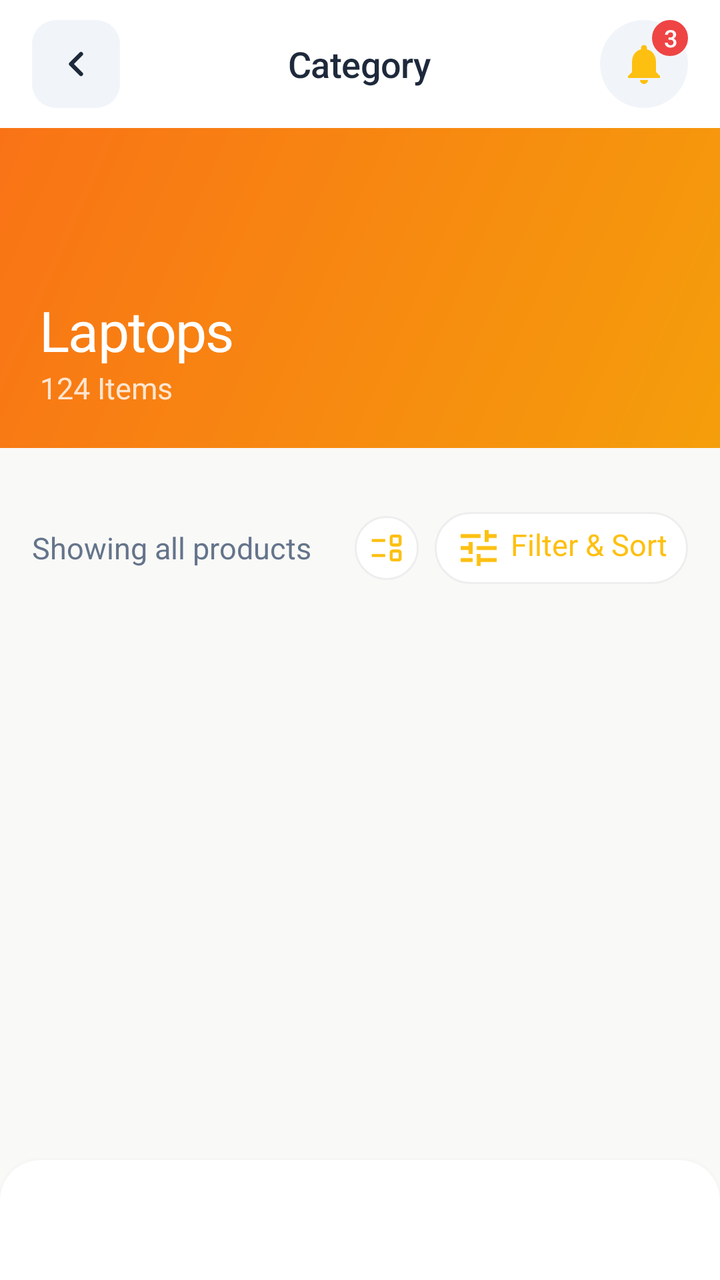
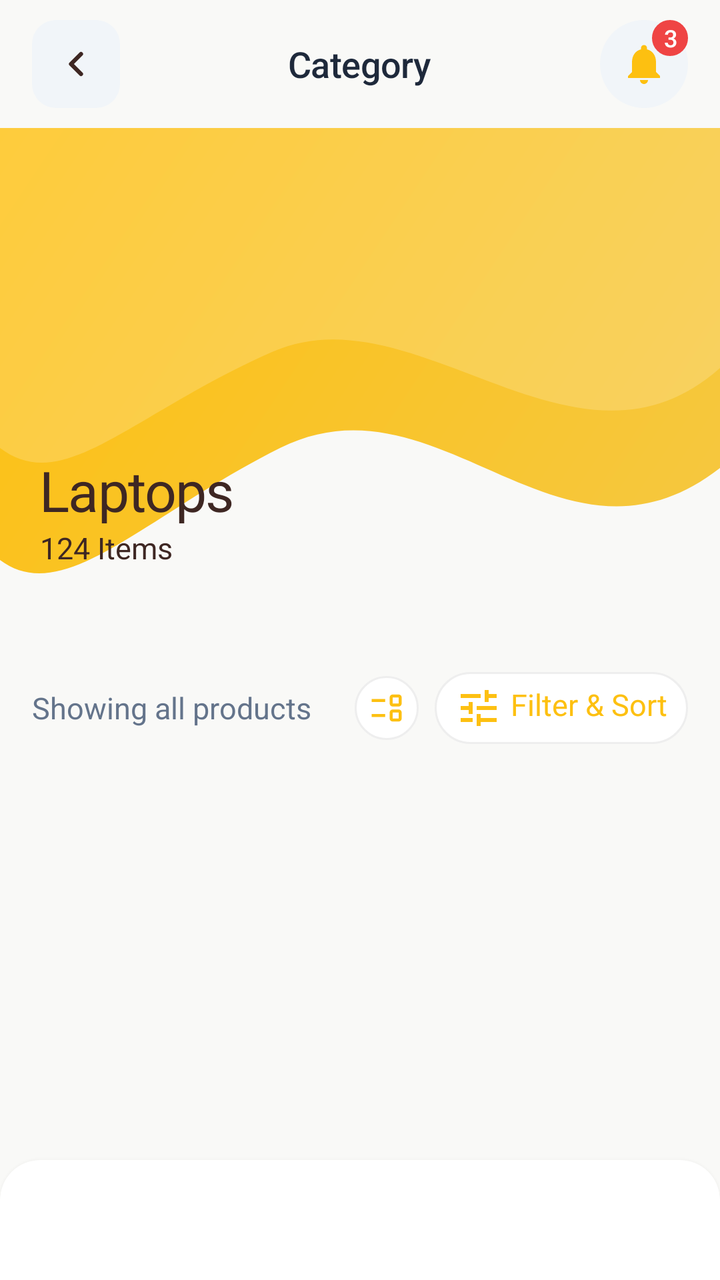

The first picture is an Android layout as it rendered before a commit; the second is the same layout after the commit. The layout source and the unified diff follow.
<!-- AndroidManifest.xml: application theme Theme.BeckieDealApp -->
<!-- res/layout/activity_category_detail.xml -->
﻿<?xml version="1.0" encoding="utf-8"?>
<androidx.constraintlayout.widget.ConstraintLayout xmlns:android="http://schemas.android.com/apk/res/android"
    xmlns:app="http://schemas.android.com/apk/res-auto"
    xmlns:tools="http://schemas.android.com/tools"
    android:layout_width="match_parent"
    android:layout_height="match_parent"
    android:background="@color/background"
    android:fitsSystemWindows="true"
    tools:context=".CategoryDetailActivity">

    
    <com.google.android.material.appbar.MaterialToolbar
        android:id="@+id/topAppBar"
        android:layout_width="match_parent"
        android:layout_height="@dimen/toolbar_height"
        android:background="@color/surface"
        app:contentInsetStart="0dp"
        app:elevation="0dp"
        app:layout_constraintTop_toTopOf="parent">

        <RelativeLayout
            android:layout_width="match_parent"
            android:layout_height="match_parent"
            android:paddingHorizontal="16dp">

            
            <ImageView
                android:id="@+id/backButton"
                android:layout_width="44dp"
                android:layout_height="44dp"
                android:layout_alignParentStart="true"
                android:layout_centerVertical="true"
                android:background="@drawable/form_field_background"
                android:padding="12dp"
                android:src="@drawable/ic_arrow_left"
                android:contentDescription="Back"
                app:tint="@color/text_primary" />

            
            <TextView
                android:id="@+id/categoryTitleText"
                android:layout_width="wrap_content"
                android:layout_height="wrap_content"
                android:layout_centerInParent="true"
                android:text="Category"
                android:textAppearance="@style/TextAppearance.App.SectionHeader" />

            
            <RelativeLayout
                android:id="@+id/notificationContainer"
                android:layout_width="44dp"
                android:layout_height="44dp"
                android:layout_alignParentEnd="true"
                android:layout_centerVertical="true"
                android:background="@drawable/icon_button_circle_bg">

                <ImageView
                    android:id="@+id/notificationIcon"
                    android:layout_width="24dp"
                    android:layout_height="24dp"
                    android:layout_centerInParent="true"
                    android:src="@drawable/ic_notifications"
                    app:tint="@color/primary" />

                <TextView
                    android:id="@+id/notificationBadge"
                    android:layout_width="18dp"
                    android:layout_height="18dp"
                    android:layout_alignParentEnd="true"
                    android:layout_alignParentTop="true"
                    android:background="@drawable/badge_pill"
                    android:backgroundTint="@color/red_error"
                    android:gravity="center"
                    android:text="3"
                    android:textAppearance="@style/TextAppearance.App.Label"
                    android:textAllCaps="false"
                    android:textColor="@color/white_fixed"
                    android:visibility="visible" />
            </RelativeLayout>

        </RelativeLayout>
    </com.google.android.material.appbar.MaterialToolbar>

    
    <androidx.core.widget.NestedScrollView
        android:layout_width="match_parent"
        android:layout_height="0dp"
        android:fillViewport="true"
        app:layout_constraintTop_toBottomOf="@id/topAppBar"
        app:layout_constraintBottom_toTopOf="@id/bottomNavGlassHost">

        <LinearLayout
            android:layout_width="match_parent"
            android:layout_height="wrap_content"
            android:orientation="vertical"
            android:paddingBottom="16dp">

            
            <FrameLayout
                android:id="@+id/categoryHeroCard"
                android:layout_width="match_parent"
                android:layout_height="@dimen/hero_banner_height_detail">

                <ImageView
                    android:id="@+id/categoryHeroImage"
                    android:layout_width="match_parent"
                    android:layout_height="match_parent"
                    android:scaleType="centerCrop"
                    android:src="@drawable/placeholder_image" />

                
                <View
                    android:layout_width="match_parent"
                    android:layout_height="match_parent"
                    android:background="@drawable/hero_gradient" />

                
                <LinearLayout
                    android:layout_width="match_parent"
                    android:layout_height="wrap_content"
                    android:layout_gravity="bottom"
                    android:orientation="vertical"
                    android:padding="20dp">

                    <TextView
                        android:id="@+id/heroTitle"
                        android:layout_width="wrap_content"
                        android:layout_height="wrap_content"
                        android:text="Laptops"
                        android:textAppearance="@style/TextAppearance.App.ScreenTitle"
                        android:textColor="@android:color/white" />

                    <TextView
                        android:id="@+id/heroSubtitle"
                        android:layout_width="wrap_content"
                        android:layout_height="wrap_content"
                        android:text="124 Items"
                        android:textAppearance="@style/TextAppearance.App.Body"
                        android:textColor="#CCFFFFFF" />
                </LinearLayout>
            </FrameLayout>

            
            <HorizontalScrollView
                android:layout_width="match_parent"
                android:layout_height="wrap_content"
                android:scrollbars="none"
                android:paddingTop="16dp"
                android:paddingBottom="4dp">

                <LinearLayout
                    android:id="@+id/brandFilterContainer"
                    android:layout_width="wrap_content"
                    android:layout_height="wrap_content"
                    android:orientation="horizontal"
                    android:paddingStart="16dp"
                    android:paddingEnd="16dp" />
            </HorizontalScrollView>

            
            <LinearLayout
                android:id="@+id/resultsRow"
                android:layout_width="match_parent"
                android:layout_height="wrap_content"
                android:orientation="horizontal"
                android:gravity="center_vertical"
                android:paddingHorizontal="16dp"
                android:paddingTop="12dp"
                android:paddingBottom="4dp">

                <TextView
                    android:id="@+id/resultsLabel"
                    android:layout_width="0dp"
                    android:layout_height="wrap_content"
                    android:layout_weight="1"
                    android:text="Showing all products"
                    android:textAppearance="@style/TextAppearance.App.Body"
                    android:textColor="@color/text_secondary" />

                
                <RelativeLayout
                    android:id="@+id/viewModeButton"
                    android:layout_width="32dp"
                    android:layout_height="32dp"
                    android:layout_marginEnd="8dp"
                    android:background="@drawable/chip_unselected"
                    android:clickable="true"
                    android:focusable="true">

                    <ImageView
                        android:id="@+id/viewModeIcon"
                        android:layout_width="18dp"
                        android:layout_height="18dp"
                        android:layout_centerInParent="true"
                        android:src="@drawable/event_list_24"
                        app:tint="@color/primary" />

                </RelativeLayout>

                <TextView
                    android:id="@+id/sortButton"
                    android:layout_width="wrap_content"
                    android:layout_height="wrap_content"
                    android:clickable="true"
                    android:focusable="true"
                    android:drawableStart="@drawable/ic_filter"
                    android:drawablePadding="4dp"
                    android:text="Filter &amp; Sort"
                    android:textAppearance="@style/TextAppearance.App.CardPrice"
                    android:textColor="@color/primary"
                    android:paddingHorizontal="10dp"
                    android:paddingVertical="6dp"
                    android:background="@drawable/chip_unselected" />
            </LinearLayout>

            
            <GridLayout
                android:id="@+id/detailProductsGrid"
                android:layout_width="match_parent"
                android:layout_height="wrap_content"
                android:layout_marginTop="4dp"
                android:background="@color/border_color"
                android:columnCount="2" />

        </LinearLayout>
    </androidx.core.widget.NestedScrollView>

    
    <include layout="@layout/layout_bottom_nav" />

</androidx.constraintlayout.widget.ConstraintLayout>
<!-- res/layout/layout_bottom_nav.xml (included above) -->
<?xml version="1.0" encoding="utf-8"?>
<FrameLayout
    xmlns:android="http://schemas.android.com/apk/res/android"
    xmlns:app="http://schemas.android.com/apk/res-auto"
    android:id="@+id/bottomNavGlassHost"
    android:layout_width="0dp"
    android:layout_height="wrap_content"
    android:layout_marginStart="@dimen/bottom_nav_side_margin"
    android:layout_marginEnd="@dimen/bottom_nav_side_margin"
    android:layout_marginBottom="@dimen/bottom_nav_bottom_margin"
    android:background="@drawable/bottom_nav_glass_bg"
    android:clipToOutline="true"
    android:elevation="4dp"
    app:layout_constraintBottom_toBottomOf="parent"
    app:layout_constraintStart_toStartOf="parent"
    app:layout_constraintEnd_toEndOf="parent">

    <LinearLayout
        android:id="@+id/customBottomNav"
        android:layout_width="match_parent"
        android:layout_height="60dp"
        android:orientation="horizontal"
        android:gravity="center"
        android:paddingStart="12dp"
        android:paddingEnd="12dp"
        android:weightSum="5.5">

        
        <LinearLayout
            android:id="@+id/navItemHome"
            android:layout_width="0dp"
            android:layout_height="match_parent"
            android:layout_weight="1"
            android:gravity="center"
            android:orientation="horizontal"
            android:clickable="true"
            android:focusable="true"
            android:background="?attr/selectableItemBackgroundBorderless">

            <LinearLayout
                android:id="@+id/navPillHome"
                android:layout_width="wrap_content"
                android:layout_height="34dp"
                android:orientation="horizontal"
                android:gravity="center"
                android:paddingStart="8dp"
                android:paddingEnd="8dp"
                android:background="@drawable/nav_pill_background">

                <ImageView
                    android:id="@+id/navIconHome"
                    android:layout_width="20dp"
                    android:layout_height="20dp"
                    android:src="@drawable/bottom_nav_home_icon"
                    android:scaleType="fitCenter" />

                <TextView
                    android:id="@+id/navLabelHome"
                    android:layout_width="wrap_content"
                    android:layout_height="wrap_content"
                    android:layout_marginStart="5dp"
                    android:text="Home"
                    android:textSize="11sp"
                    android:textStyle="bold"
                    android:visibility="gone"
                    android:alpha="0"
                    android:includeFontPadding="false" />
            </LinearLayout>
        </LinearLayout>

        
        <LinearLayout
            android:id="@+id/navItemCategories"
            android:layout_width="0dp"
            android:layout_height="match_parent"
            android:layout_weight="1"
            android:gravity="center"
            android:orientation="horizontal"
            android:clickable="true"
            android:focusable="true"
            android:background="?attr/selectableItemBackgroundBorderless">

            <LinearLayout
                android:id="@+id/navPillCategories"
                android:layout_width="wrap_content"
                android:layout_height="34dp"
                android:orientation="horizontal"
                android:gravity="center"
                android:paddingStart="8dp"
                android:paddingEnd="8dp"
                android:background="@drawable/nav_pill_background">

                <ImageView
                    android:id="@+id/navIconCategories"
                    android:layout_width="20dp"
                    android:layout_height="20dp"
                    android:src="@drawable/bottom_nav_categories_icon"
                    android:scaleType="fitCenter" />

                <TextView
                    android:id="@+id/navLabelCategories"
                    android:layout_width="wrap_content"
                    android:layout_height="wrap_content"
                    android:layout_marginStart="5dp"
                    android:text="Categories"
                    android:textSize="11sp"
                    android:textStyle="bold"
                    android:visibility="gone"
                    android:alpha="0"
                    android:includeFontPadding="false"
                    android:maxLines="1" />
            </LinearLayout>
        </LinearLayout>

        
        <LinearLayout
            android:id="@+id/navItemWishlist"
            android:layout_width="0dp"
            android:layout_height="match_parent"
            android:layout_weight="1"
            android:gravity="center"
            android:orientation="horizontal"
            android:clickable="true"
            android:focusable="true"
            android:background="?attr/selectableItemBackgroundBorderless">

            <LinearLayout
                android:id="@+id/navPillWishlist"
                android:layout_width="wrap_content"
                android:layout_height="34dp"
                android:orientation="horizontal"
                android:gravity="center"
                android:paddingStart="8dp"
                android:paddingEnd="8dp"
                android:background="@drawable/nav_pill_background">

                <ImageView
                    android:id="@+id/navIconWishlist"
                    android:layout_width="20dp"
                    android:layout_height="20dp"
                    android:src="@drawable/bottom_nav_favorites_icon"
                    android:scaleType="fitCenter" />

                <TextView
                    android:id="@+id/navLabelWishlist"
                    android:layout_width="wrap_content"
                    android:layout_height="wrap_content"
                    android:layout_marginStart="5dp"
                    android:text="Wishlist"
                    android:textSize="11sp"
                    android:textStyle="bold"
                    android:visibility="gone"
                    android:alpha="0"
                    android:includeFontPadding="false"
                    android:maxLines="1" />
            </LinearLayout>
        </LinearLayout>

        
        <LinearLayout
            android:id="@+id/navItemCart"
            android:layout_width="0dp"
            android:layout_height="match_parent"
            android:layout_weight="1"
            android:gravity="center"
            android:orientation="horizontal"
            android:clickable="true"
            android:focusable="true"
            android:background="?attr/selectableItemBackgroundBorderless">

            <LinearLayout
                android:id="@+id/navPillCart"
                android:layout_width="wrap_content"
                android:layout_height="34dp"
                android:orientation="horizontal"
                android:gravity="center"
                android:paddingStart="8dp"
                android:paddingEnd="8dp"
                android:background="@drawable/nav_pill_background">

                <ImageView
                    android:id="@+id/navIconCart"
                    android:layout_width="20dp"
                    android:layout_height="20dp"
                    android:src="@drawable/bottom_nav_cart_icon"
                    android:scaleType="fitCenter" />

                
                <FrameLayout
                    android:layout_width="wrap_content"
                    android:layout_height="wrap_content"
                    android:layout_marginStart="-6dp"
                    android:layout_marginTop="-4dp">
                    
                    <TextView
                        android:id="@+id/cartBadge"
                        android:layout_width="16dp"
                        android:layout_height="16dp"
                        android:background="@drawable/badge_pill"
                        android:backgroundTint="@color/primary"
                        android:textSize="9sp"
                        android:textStyle="bold"
                        android:textColor="@color/white_fixed"
                        android:visibility="gone"
                        android:includeFontPadding="false"
                        android:gravity="center" />
                </FrameLayout>

                <TextView
                    android:id="@+id/navLabelCart"
                    android:layout_width="wrap_content"
                    android:layout_height="wrap_content"
                    android:layout_marginStart="5dp"
                    android:text="Cart"
                    android:textSize="11sp"
                    android:textStyle="bold"
                    android:visibility="gone"
                    android:alpha="0"
                    android:includeFontPadding="false" />
            </LinearLayout>
        </LinearLayout>

        
        <LinearLayout
            android:id="@+id/navItemAccount"
            android:layout_width="0dp"
            android:layout_height="match_parent"
            android:layout_weight="1"
            android:gravity="center"
            android:orientation="horizontal"
            android:clickable="true"
            android:focusable="true"
            android:background="?attr/selectableItemBackgroundBorderless">

            <LinearLayout
                android:id="@+id/navPillAccount"
                android:layout_width="wrap_content"
                android:layout_height="34dp"
                android:orientation="horizontal"
                android:gravity="center"
                android:paddingStart="8dp"
                android:paddingEnd="8dp"
                android:background="@drawable/nav_pill_background">

                <ImageView
                    android:id="@+id/navIconAccount"
                    android:layout_width="20dp"
                    android:layout_height="20dp"
                    android:src="@drawable/bottom_nav_account_icon"
                    android:scaleType="fitCenter" />

                <TextView
                    android:id="@+id/navLabelAccount"
                    android:layout_width="wrap_content"
                    android:layout_height="wrap_content"
                    android:layout_marginStart="5dp"
                    android:text="Account"
                    android:textSize="11sp"
                    android:textStyle="bold"
                    android:visibility="gone"
                    android:alpha="0"
                    android:includeFontPadding="false" />
            </LinearLayout>
        </LinearLayout>

    </LinearLayout>

</FrameLayout>
<!-- resources referenced by this layout -->
<resources>
  <color name="background">#F9F9F7</color>
  <color name="border_color">#E2E8F0</color>
  <color name="primary">#FDC011</color>
  <color name="red_error">#EF4444</color>
  <color name="surface">#FFFFFF</color>
  <color name="text_primary">#1E293B</color>
  <color name="text_secondary">#64748B</color>
  <color name="white_fixed">#FFFFFF</color>
  <dimen name="bottom_nav_bottom_margin">0dp</dimen>
  <dimen name="bottom_nav_side_margin">0dp</dimen>
  <dimen name="hero_banner_height_detail">160dp</dimen>
  <dimen name="toolbar_height">64dp</dimen>
  <!-- drawable form_field_background (drawable) -->
  <?xml version="1.0" encoding="utf-8"?>
  <shape xmlns:android="http://schemas.android.com/apk/res/android">
      <solid android:color="@color/input_background" />
      <corners android:radius="12dp" />
  </shape>
  <!-- drawable hero_gradient (drawable) -->
  <?xml version="1.0" encoding="utf-8"?>
  <shape xmlns:android="http://schemas.android.com/apk/res/android">
      <gradient
          android:angle="135"
          android:startColor="#F59E0B"
          android:endColor="#F97316"
          android:type="linear" />
  </shape>
  <!-- drawable icon_button_circle_bg (drawable) -->
  <?xml version="1.0" encoding="utf-8"?>
  <shape xmlns:android="http://schemas.android.com/apk/res/android"
      android:shape="oval">
      <solid android:color="@color/input_background" />
  </shape>
  <!-- drawable placeholder_image (drawable) -->
  <?xml version="1.0" encoding="utf-8"?>
  <vector xmlns:android="http://schemas.android.com/apk/res/android"
      android:width="200dp"
      android:height="200dp"
      android:viewportWidth="200"
      android:viewportHeight="200">
  
      
      <path
          android:fillColor="#E0E0E0"
          android:pathData="M0,0h200v200h-200z" />
  
      
      <path
          android:fillColor="#9E9E9E"
          android:pathData="M100,60c11.05,0 20,8.95 20,20s-8.95,20 -20,20 -20,-8.95 -20,-20 8.95,-20 20,-20zM100,120c18.28,0 30,8.28 30,15v20H70v-20c0,-6.72 11.72,-15 30,-15z" />
  </vector>
  <style name="Theme.BeckieDealApp" parent="Base.Theme.BeckieDealApp">
          <item name="buttonStyle">@style/Widget.App.Button</item>
          <item name="materialButtonStyle">@style/Widget.App.Button</item>
      </style>
  <color name="nav_surface">#FFFFFF</color>
  <dimen name="chip_stroke_width">1dp</dimen>
  <dimen name="chip_pill_radius">20dp</dimen>
  <color name="input_background">#F1F5F9</color>
  <style name="Widget.App.Button" parent="Widget.Material3.Button">
          <item name="shapeAppearance">@style/ShapeAppearance.App.Button.Pill</item>
          <item name="android:textAppearance">@style/TextAppearance.App.Button</item>
      </style>
  <color name="on_primary">#FFFFFF</color>
  <color name="primary_container">#FDC011</color>
  <color name="on_primary_container">#582200</color>
  <color name="on_surface">#251913</color>
  <style name="TextAppearance.App.PriceHero" parent="TextAppearance.Material3.TitleLarge">
          <item name="android:fontFamily">@font/amulya_bold</item>
          <item name="android:textSize">22sp</item>
          <item name="android:letterSpacing">-0.01</item>
          <item name="android:textColor">@color/text_primary</item>
      </style>
  <style name="TextAppearance.App.Button" parent="TextAppearance.Material3.LabelLarge">
          <item name="android:fontFamily">@font/synonym_semibold</item>
          <item name="android:textSize">15sp</item>
          <item name="android:letterSpacing">0.01</item>
          <item name="android:textAllCaps">false</item>
      </style>
  <style name="ShapeAppearance.App.Button.Pill" parent="">
          <item name="cornerFamily">rounded</item>
          <item name="cornerSize">50%</item>
      </style>
  <color name="nav_indicator_fill">#FFF1EB</color>
  <style name="ShapeAppearance.App.BottomNav.ActiveIndicator" parent="">
          <item name="cornerFamily">rounded</item>
          <item name="cornerSize">50%</item>
      </style>
  <!-- unchanged entries left out for length: 45 -->
</resources>

<!-- the commit's change to res/layout/activity_category_detail.xml (unified diff, before → after) -->
@@ -13,7 +13,7 @@
         android:id="@+id/topAppBar"
         android:layout_width="match_parent"
         android:layout_height="@dimen/toolbar_height"
-        android:background="@color/surface"
+        android:background="@android:color/transparent"
         app:contentInsetStart="0dp"
         app:elevation="0dp"
         app:layout_constraintTop_toTopOf="parent">
@@ -34,7 +34,7 @@
                 android:padding="12dp"
                 android:src="@drawable/ic_arrow_left"
                 android:contentDescription="Back"
-                app:tint="@color/text_primary" />
+                app:tint="@color/dark_brown" />
 
             
             <TextView
@@ -86,7 +86,7 @@
         android:layout_width="match_parent"
         android:layout_height="0dp"
         android:fillViewport="true"
-        app:layout_constraintTop_toBottomOf="@id/topAppBar"
+        app:layout_constraintTop_toTopOf="parent"
         app:layout_constraintBottom_toTopOf="@id/bottomNavGlassHost">
 
         <LinearLayout
@@ -96,23 +96,24 @@
             android:paddingBottom="16dp">
 
             
+            <Space
+                android:layout_width="match_parent"
+                android:layout_height="@dimen/toolbar_height" />
+
+            
             <FrameLayout
                 android:id="@+id/categoryHeroCard"
                 android:layout_width="match_parent"
-                android:layout_height="@dimen/hero_banner_height_detail">
-
-                <ImageView
-                    android:id="@+id/categoryHeroImage"
+                android:layout_height="wrap_content">
+
+                
+                <ImageView
                     android:layout_width="match_parent"
-                    android:layout_height="match_parent"
-                    android:scaleType="centerCrop"
-                    android:src="@drawable/placeholder_image" />
-
-                
-                <View
-                    android:layout_width="match_parent"
-                    android:layout_height="match_parent"
-                    android:background="@drawable/hero_gradient" />
+                    android:layout_height="wrap_content"
+                    android:adjustViewBounds="true"
+                    android:importantForAccessibility="no"
+                    android:scaleType="fitXY"
+                    android:src="@drawable/bg_top_wave" />
 
                 
                 <LinearLayout
@@ -128,7 +129,7 @@
                         android:layout_height="wrap_content"
                         android:text="Laptops"
                         android:textAppearance="@style/TextAppearance.App.ScreenTitle"
-                        android:textColor="@android:color/white" />
+                        android:textColor="@color/dark_brown" />
 
                     <TextView
                         android:id="@+id/heroSubtitle"
@@ -136,7 +137,7 @@
                         android:layout_height="wrap_content"
                         android:text="124 Items"
                         android:textAppearance="@style/TextAppearance.App.Body"
-                        android:textColor="#CCFFFFFF" />
+                        android:textColor="@color/dark_brown" />
                 </LinearLayout>
             </FrameLayout>
 
<!-- resource entries referenced after the edit -->
@@ -2,6 +2,7 @@
 <resources>
   <color name="background">#F9F9F7</color>
   <color name="border_color">#E2E8F0</color>
+  <color name="dark_brown">#3E2723</color>
   <color name="primary">#FDC011</color>
   <color name="red_error">#EF4444</color>
   <color name="surface">#FFFFFF</color>
@@ -10,22 +11,41 @@
   <color name="white_fixed">#FFFFFF</color>
   <dimen name="bottom_nav_bottom_margin">0dp</dimen>
   <dimen name="bottom_nav_side_margin">0dp</dimen>
-  <dimen name="hero_banner_height_detail">160dp</dimen>
   <dimen name="toolbar_height">64dp</dimen>
+  <!-- drawable bg_top_wave (drawable) -->
+  <?xml version="1.0" encoding="utf-8"?>
+  <vector xmlns:android="http://schemas.android.com/apk/res/android"
+      xmlns:aapt="http://schemas.android.com/aapt"
+      android:width="360dp"
+      android:height="240dp"
+      android:viewportWidth="360"
+      android:viewportHeight="240">
+  
+      
+      <path android:pathData="M0,0 H360 V170 C280,232 220,120 140,160 C72,194 32,240 0,216 Z">
+          <aapt:attr name="android:fillColor">
+              <gradient
+                  android:type="linear"
+                  android:startX="0"
+                  android:startY="0"
+                  android:endX="360"
+                  android:endY="240">
+                  <item android:offset="0" android:color="#FDC011" />
+                  <item android:offset="1" android:color="#F5C842" />
+              </gradient>
+          </aapt:attr>
+      </path>
+  
+      
+      <path
+          android:fillColor="#2EFFFFFF"
+          android:pathData="M0,0 H360 V120 C288,184 208,80 136,112 C64,144 32,184 0,160 Z" />
+  </vector>
   <!-- drawable form_field_background (drawable) -->
   <?xml version="1.0" encoding="utf-8"?>
   <shape xmlns:android="http://schemas.android.com/apk/res/android">
       <solid android:color="@color/input_background" />
       <corners android:radius="12dp" />
-  </shape>
-  <!-- drawable hero_gradient (drawable) -->
-  <?xml version="1.0" encoding="utf-8"?>
-  <shape xmlns:android="http://schemas.android.com/apk/res/android">
-      <gradient
-          android:angle="135"
-          android:startColor="#F59E0B"
-          android:endColor="#F97316"
-          android:type="linear" />
   </shape>
   <!-- drawable icon_button_circle_bg (drawable) -->
   <?xml version="1.0" encoding="utf-8"?>
@@ -33,24 +53,6 @@
       android:shape="oval">
       <solid android:color="@color/input_background" />
   </shape>
-  <!-- drawable placeholder_image (drawable) -->
-  <?xml version="1.0" encoding="utf-8"?>
-  <vector xmlns:android="http://schemas.android.com/apk/res/android"
-      android:width="200dp"
-      android:height="200dp"
-      android:viewportWidth="200"
-      android:viewportHeight="200">
-  
-      
-      <path
-          android:fillColor="#E0E0E0"
-          android:pathData="M0,0h200v200h-200z" />
-  
-      
-      <path
-          android:fillColor="#9E9E9E"
-          android:pathData="M100,60c11.05,0 20,8.95 20,20s-8.95,20 -20,20 -20,-8.95 -20,-20 8.95,-20 20,-20zM100,120c18.28,0 30,8.28 30,15v20H70v-20c0,-6.72 11.72,-15 30,-15z" />
-  </vector>
   <style name="Theme.BeckieDealApp" parent="Base.Theme.BeckieDealApp">
           <item name="buttonStyle">@style/Widget.App.Button</item>
           <item name="materialButtonStyle">@style/Widget.App.Button</item>
